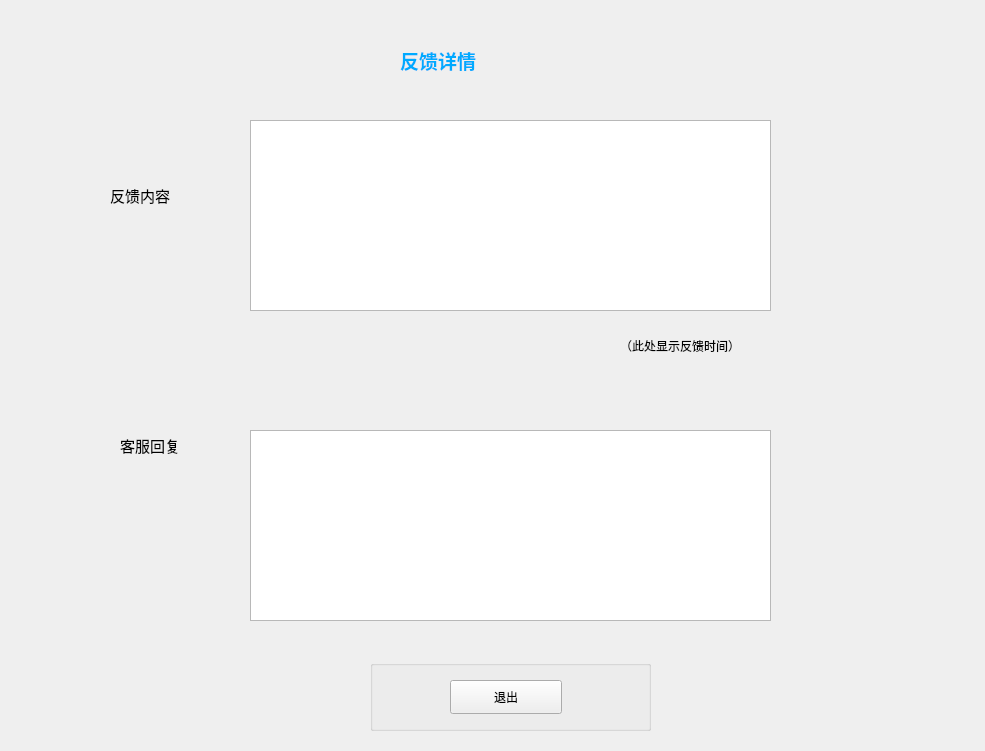
This is Library/Library/FeedbackInfo.ui in belowthetree/LibrarySystem as Qt 5 draws it before an edit. The edited form follows.
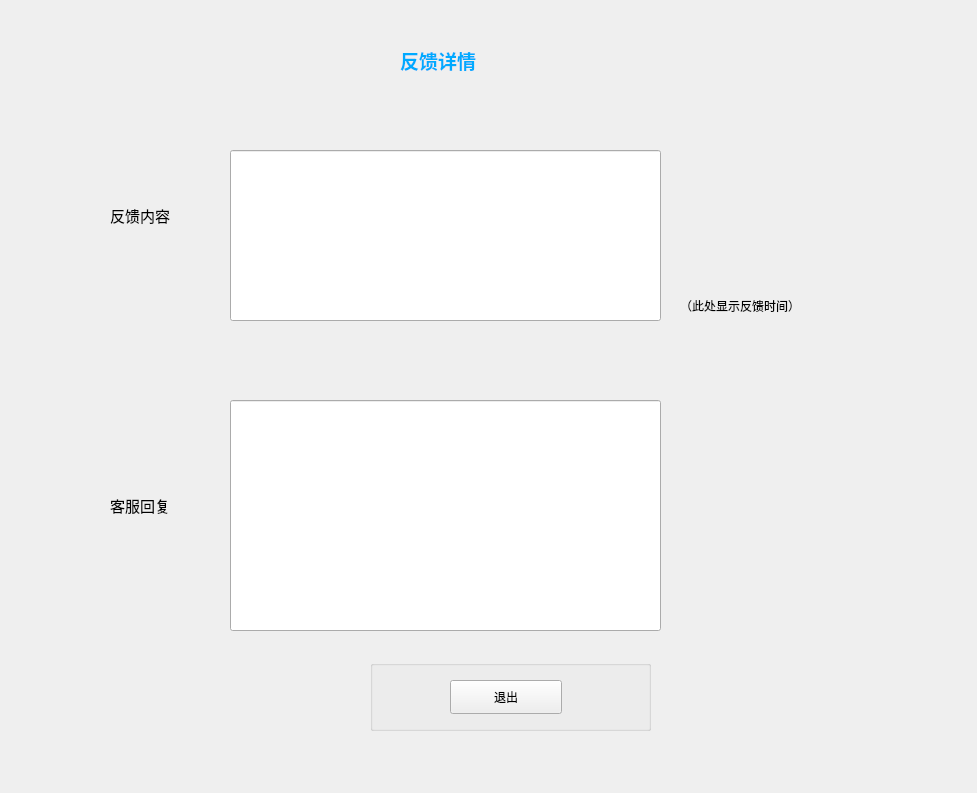
This is the edited form.

Patch:
```diff
--- a/Library/Library/FeedbackInfo.ui
+++ b/Library/Library/FeedbackInfo.ui
@@ -6,18 +6,37 @@
    <rect>
     <x>0</x>
     <y>0</y>
-    <width>985</width>
-    <height>751</height>
+    <width>977</width>
+    <height>793</height>
    </rect>
   </property>
   <property name="windowTitle">
    <string>FeedbackInfo</string>
   </property>
+  <widget class="QLabel" name="label_4">
+   <property name="geometry">
+    <rect>
+     <x>110</x>
+     <y>490</y>
+     <width>91</width>
+     <height>31</height>
+    </rect>
+   </property>
+   <property name="font">
+    <font>
+     <family>Adobe Arabic</family>
+     <pointsize>11</pointsize>
+    </font>
+   </property>
+   <property name="text">
+    <string>客服回复</string>
+   </property>
+  </widget>
   <widget class="QLabel" name="label">
    <property name="geometry">
     <rect>
      <x>110</x>
-     <y>180</y>
+     <y>200</y>
      <width>91</width>
      <height>31</height>
     </rect>
@@ -32,6 +51,19 @@
     <string>反馈内容</string>
    </property>
   </widget>
+  <widget class="QLabel" name="label_3">
+   <property name="geometry">
+    <rect>
+     <x>680</x>
+     <y>290</y>
+     <width>181</width>
+     <height>31</height>
+    </rect>
+   </property>
+   <property name="text">
+    <string>（此处显示反馈时间）</string>
+   </property>
+  </widget>
   <widget class="QLabel" name="label_2">
    <property name="geometry">
     <rect>
@@ -45,58 +77,6 @@
     <string>&lt;html&gt;&lt;head/&gt;&lt;body&gt;&lt;p&gt;&lt;span style=&quot; font-size:14pt; font-weight:600; color:#00aaff;&quot;&gt;反馈详情&lt;/span&gt;&lt;/p&gt;&lt;/body&gt;&lt;/html&gt;</string>
    </property>
   </widget>
-  <widget class="QTextBrowser" name="textBrowser">
-   <property name="geometry">
-    <rect>
-     <x>250</x>
-     <y>120</y>
-     <width>521</width>
-     <height>191</height>
-    </rect>
-   </property>
-  </widget>
-  <widget class="QLabel" name="label_3">
-   <property name="geometry">
-    <rect>
-     <x>620</x>
-     <y>330</y>
-     <width>181</width>
-     <height>31</height>
-    </rect>
-   </property>
-   <property name="text">
-    <string>（此处显示反馈时间）</string>
-   </property>
-  </widget>
-  <widget class="QLabel" name="label_4">
-   <property name="geometry">
-    <rect>
-     <x>120</x>
-     <y>430</y>
-     <width>91</width>
-     <height>31</height>
-    </rect>
-   </property>
-   <property name="font">
-    <font>
-     <family>Adobe Arabic</family>
-     <pointsize>11</pointsize>
-    </font>
-   </property>
-   <property name="text">
-    <string>客服回复</string>
-   </property>
-  </widget>
-  <widget class="QTextBrowser" name="textBrowser_2">
-   <property name="geometry">
-    <rect>
-     <x>250</x>
-     <y>430</y>
-     <width>521</width>
-     <height>191</height>
-    </rect>
-   </property>
-  </widget>
   <widget class="QGroupBox" name="groupBox">
    <property name="geometry">
     <rect>
@@ -123,7 +103,28 @@
     </property>
    </widget>
   </widget>
+  <widget class="QLineEdit" name="lineEdit">
+   <property name="geometry">
+    <rect>
+     <x>230</x>
+     <y>150</y>
+     <width>431</width>
+     <height>171</height>
+    </rect>
+   </property>
+  </widget>
+  <widget class="QLineEdit" name="lineEdit_2">
+   <property name="geometry">
+    <rect>
+     <x>230</x>
+     <y>400</y>
+     <width>431</width>
+     <height>231</height>
+    </rect>
+   </property>
+  </widget>
  </widget>
+ <layoutdefault spacing="6" margin="11"/>
  <resources/>
  <connections/>
 </ui>
```
Left out of the diff: 2 changed lines with no effect on the pictures.
